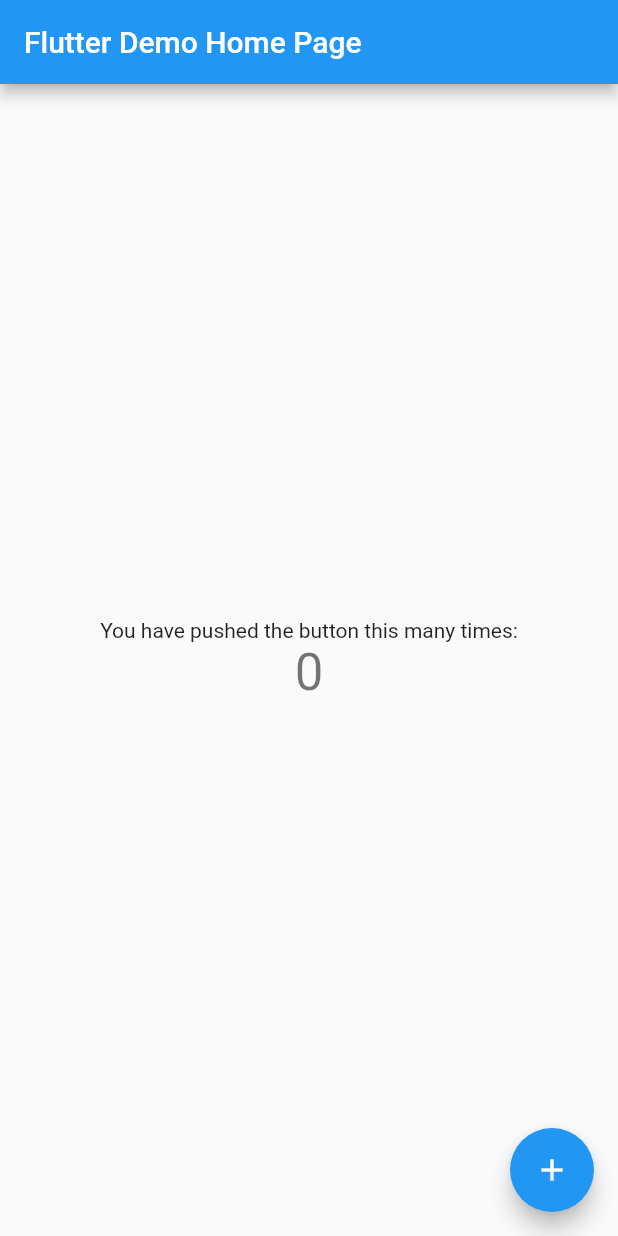
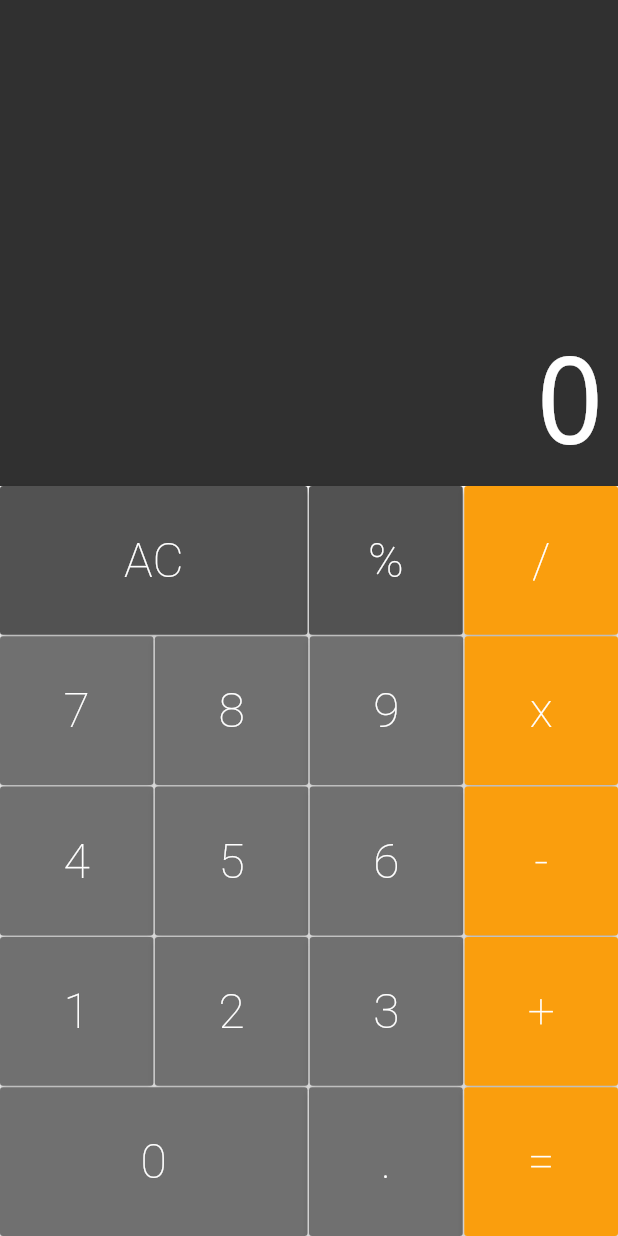
Before and after one commit to davihoffmann/calculator-dart, a Flutter app: the screen it shows after launch, on a phone screen of 412 x 824 dp. Run offline on Flutter 3.47's test engine with Material 2 defaults, Android fonts, the phone set to English and light mode, and no system bars; drawn by our look-alikes of auto_size_text.

Commit message:
criado interface da calculadora

```diff
--- /dev/null
+++ b/lib/components/buttom.dart
@@ -0,0 +1,53 @@
+import 'package:flutter/material.dart';
+
+class Buttom extends StatelessWidget {
+
+  static const DARK = Color.fromRGBO(82, 82, 82, 1);
+  static const DEFAULT = Color.fromRGBO(112, 112, 112, 1);
+  static const OPERATION = Color.fromRGBO(250, 158, 13, 1);
+
+  final String text;
+  final bool big;
+  final Color color;
+  final void Function(String) cb;
+
+  Buttom({
+    @required this.text,
+    this.big = false,
+    this.color = DEFAULT,
+    @required this.cb
+  });
+
+  Buttom.big({
+    @required this.text,
+    this.big = true,
+    this.color = DEFAULT,
+    @required this.cb
+  });
+
+  Buttom.operation({
+    @required this.text,
+    this.big = false,
+    this.color = OPERATION,
+    @required this.cb
+  });
+
+  @override
+  Widget build(BuildContext context) {
+    return Expanded(
+      flex: big ? 2 : 1,
+      child: RaisedButton(
+        color: this.color,
+        child: Text(
+          text,
+          style: TextStyle(
+            color: Colors.white,
+            fontSize: 32,
+            fontWeight: FontWeight.w200
+          ),
+        ),
+        onPressed: () => cb(text),
+      ),
+    );
+  }
+}
--- /dev/null
+++ b/lib/components/buttom_row.dart
@@ -0,0 +1,24 @@
+import 'package:calculator/components/buttom.dart';
+import 'package:flutter/material.dart';
+
+class ButtomRow extends StatelessWidget {
+  final List<Buttom> buttons;
+
+  ButtomRow(this.buttons);
+
+  @override
+  Widget build(BuildContext context) {
+    return Expanded(
+      flex: 1,
+      child: Row(
+        crossAxisAlignment: CrossAxisAlignment.stretch,
+        children: buttons.fold(<Widget>[], (list, b) {
+          list.isEmpty ? list.add(b) : list.addAll(
+            [SizedBox(width: 1), b]
+          );
+          return list;
+        }),
+      ),
+    );
+  }
+}
--- /dev/null
+++ b/lib/components/display.dart
@@ -0,0 +1,40 @@
+import 'package:flutter/material.dart';
+import 'package:auto_size_text/auto_size_text.dart';
+
+class Display extends StatelessWidget {
+  final String text;
+
+  Display(this.text);
+
+  @override
+  Widget build(BuildContext context) {
+    return Expanded(
+      flex: 1,
+      child: Container(
+        color: Color.fromRGBO(48, 48, 48, 1),
+        child: Column(
+          mainAxisAlignment: MainAxisAlignment.end,
+          crossAxisAlignment: CrossAxisAlignment.stretch,
+          children: <Widget>[
+            Padding(
+              padding: const EdgeInsets.all(8.0),
+              child: AutoSizeText(
+                text,
+                minFontSize: 20,
+                maxFontSize: 80,
+                maxLines: 1,
+                textAlign: TextAlign.end,
+                style: TextStyle(
+                  fontWeight: FontWeight.w100,
+                  decoration: TextDecoration.none,
+                  fontSize: 80,
+                  color: Colors.white
+                ),
+              ),
+            ),
+          ],
+        ),
+      ),
+    );
+  }
+}
--- /dev/null
+++ b/lib/components/keyboard.dart
@@ -0,0 +1,53 @@
+import 'package:flutter/material.dart';
+import 'buttom.dart';
+import 'buttom_row.dart';
+
+class Keyboard extends StatelessWidget {
+
+  final void Function(String) cb;
+
+  Keyboard(this.cb);
+
+  @override
+  Widget build(BuildContext context) {
+    return Container(
+      height: 500,
+      child: Column(
+        children: <Widget>[
+          ButtomRow([
+            Buttom.big(text: 'AC', color: Buttom.DARK, cb: cb),
+            Buttom(text: '%', color: Buttom.DARK, cb: cb),
+            Buttom.operation(text: '/', cb: cb),
+          ]),
+          SizedBox(height: 1,),
+          ButtomRow([
+            Buttom(text: '7', cb: cb),
+            Buttom(text: '8', cb: cb),
+            Buttom(text: '9', cb: cb),
+            Buttom.operation(text: 'x', cb: cb),
+          ]),
+          SizedBox(height: 1,),
+          ButtomRow([
+            Buttom(text: '4', cb: cb),
+            Buttom(text: '5', cb: cb),
+            Buttom(text: '6', cb: cb),
+            Buttom.operation(text: '-', cb: cb),
+          ]),
+          SizedBox(height: 1,),
+          ButtomRow([
+            Buttom(text: '1', cb: cb),
+            Buttom(text: '2', cb: cb),
+            Buttom(text: '3', cb: cb),
+            Buttom.operation(text: '+', cb: cb),
+          ]),
+          SizedBox(height: 1,),
+          ButtomRow([
+            Buttom.big(text: '0', cb: cb),
+            Buttom(text: '.', cb: cb),
+            Buttom.operation(text: '=', cb: cb),
+          ])
+        ],
+      ),
+    );
+  }
+}
--- a/lib/main.dart
+++ b/lib/main.dart
@@ -1,111 +1,4 @@
 import 'package:flutter/material.dart';
+import 'screens/ calculator.dart';
 
-void main() => runApp(MyApp());
-
-class MyApp extends StatelessWidget {
-  // This widget is the root of your application.
-  @override
-  Widget build(BuildContext context) {
-    return MaterialApp(
-      title: 'Flutter Demo',
-      theme: ThemeData(
-        // This is the theme of your application.
-        //
-        // Try running your application with "flutter run". You'll see the
-        // application has a blue toolbar. Then, without quitting the app, try
-        // changing the primarySwatch below to Colors.green and then invoke
-        // "hot reload" (press "r" in the console where you ran "flutter run",
-        // or simply save your changes to "hot reload" in a Flutter IDE).
-        // Notice that the counter didn't reset back to zero; the application
-        // is not restarted.
-        primarySwatch: Colors.blue,
-      ),
-      home: MyHomePage(title: 'Flutter Demo Home Page'),
-    );
-  }
-}
-
-class MyHomePage extends StatefulWidget {
-  MyHomePage({Key key, this.title}) : super(key: key);
-
-  // This widget is the home page of your application. It is stateful, meaning
-  // that it has a State object (defined below) that contains fields that affect
-  // how it looks.
-
-  // This class is the configuration for the state. It holds the values (in this
-  // case the title) provided by the parent (in this case the App widget) and
-  // used by the build method of the State. Fields in a Widget subclass are
-  // always marked "final".
-
-  final String title;
-
-  @override
-  _MyHomePageState createState() => _MyHomePageState();
-}
-
-class _MyHomePageState extends State<MyHomePage> {
-  int _counter = 0;
-
-  void _incrementCounter() {
-    setState(() {
-      // This call to setState tells the Flutter framework that something has
-      // changed in this State, which causes it to rerun the build method below
-      // so that the display can reflect the updated values. If we changed
-      // _counter without calling setState(), then the build method would not be
-      // called again, and so nothing would appear to happen.
-      _counter++;
-    });
-  }
-
-  @override
-  Widget build(BuildContext context) {
-    // This method is rerun every time setState is called, for instance as done
-    // by the _incrementCounter method above.
-    //
-    // The Flutter framework has been optimized to make rerunning build methods
-    // fast, so that you can just rebuild anything that needs updating rather
-    // than having to individually change instances of widgets.
-    return Scaffold(
-      appBar: AppBar(
-        // Here we take the value from the MyHomePage object that was created by
-        // the App.build method, and use it to set our appbar title.
-        title: Text(widget.title),
-      ),
-      body: Center(
-        // Center is a layout widget. It takes a single child and positions it
-        // in the middle of the parent.
-        child: Column(
-          // Column is also a layout widget. It takes a list of children and
-          // arranges them vertically. By default, it sizes itself to fit its
-          // children horizontally, and tries to be as tall as its parent.
-          //
-          // Invoke "debug painting" (press "p" in the console, choose the
-          // "Toggle Debug Paint" action from the Flutter Inspector in Android
-          // Studio, or the "Toggle Debug Paint" command in Visual Studio Code)
-          // to see the wireframe for each widget.
-          //
-          // Column has various properties to control how it sizes itself and
-          // how it positions its children. Here we use mainAxisAlignment to
-          // center the children vertically; the main axis here is the vertical
-          // axis because Columns are vertical (the cross axis would be
-          // horizontal).
-          mainAxisAlignment: MainAxisAlignment.center,
-          children: <Widget>[
-            Text(
-              'You have pushed the button this many times:',
-            ),
-            Text(
-              '$_counter',
-              style: Theme.of(context).textTheme.display1,
-            ),
-          ],
-        ),
-      ),
-      floatingActionButton: FloatingActionButton(
-        onPressed: _incrementCounter,
-        tooltip: 'Increment',
-        child: Icon(Icons.add),
-      ), // This trailing comma makes auto-formatting nicer for build methods.
-    );
-  }
-}
+void main() => runApp(Calculator());
--- /dev/null
+++ b/lib/models/memory.dart
@@ -0,0 +1,19 @@
+class Memory {
+  String _value = '0';
+
+  String get value {
+    return _value;
+  }
+
+  _allClear() {
+    _value = '0';
+  }
+
+  void applyCommand(String command) {
+    if (command == 'AC') {
+      _allClear();
+    } else {
+      _value += command;
+    }
+  }
+}
--- /dev/null
+++ b/lib/screens/ calculator.dart
@@ -0,0 +1,32 @@
+import 'package:calculator/components/keyboard.dart';
+import 'package:calculator/models/memory.dart';
+import 'package:flutter/material.dart';
+import '../components/display.dart';
+
+class Calculator extends StatefulWidget {
+
+  @override
+  _CalculatorState createState() => _CalculatorState();
+}
+
+class _CalculatorState extends State<Calculator> {
+  final Memory memory = Memory();
+
+  _onPressed(String command) {
+    setState(() {
+      memory.applyCommand(command);
+    });
+  }
+
+  @override
+  Widget build(BuildContext context) {
+    return MaterialApp(
+      home: Column(
+        children: <Widget>[
+          Display(memory.value),
+          Keyboard(_onPressed)
+        ],
+      ),
+    );
+  }
+}
--- a/pubspec.yaml
+++ b/pubspec.yaml
@@ -19,6 +19,7 @@ environment:
 dependencies:
   flutter:
     sdk: flutter
+  auto_size_text: ^2.1.0
 
   # The following adds the Cupertino Icons font to your application.
   # Use with the CupertinoIcons class for iOS style icons.
```
Also changed, not shown: pubspec.lock, 1 other file.
